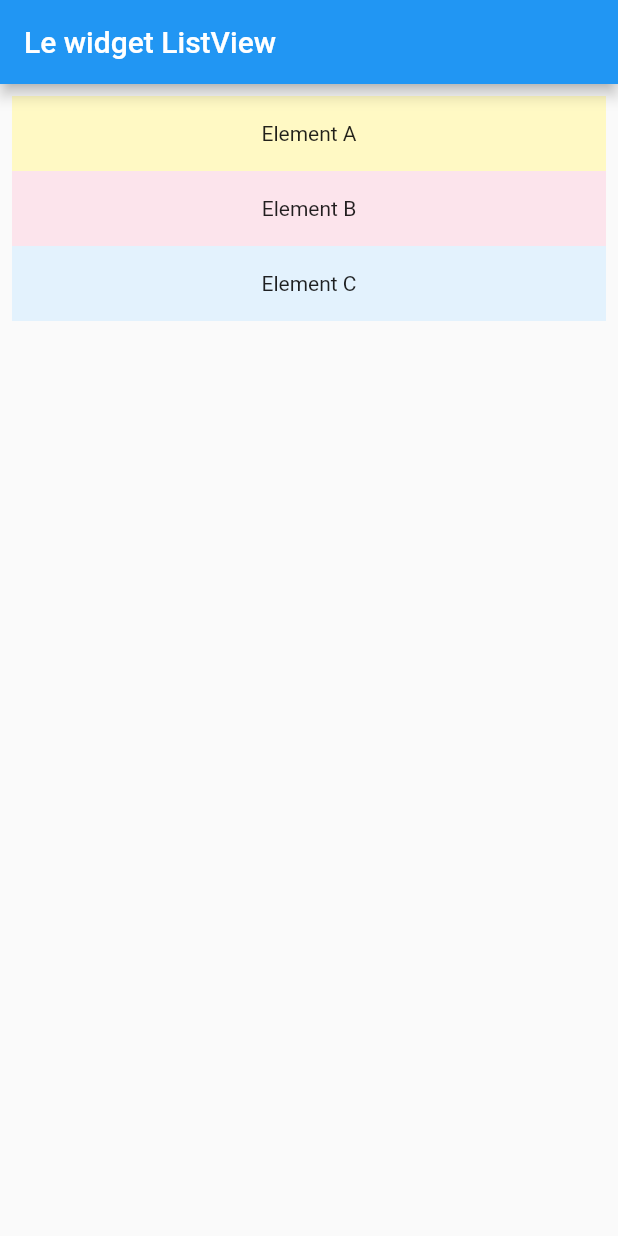
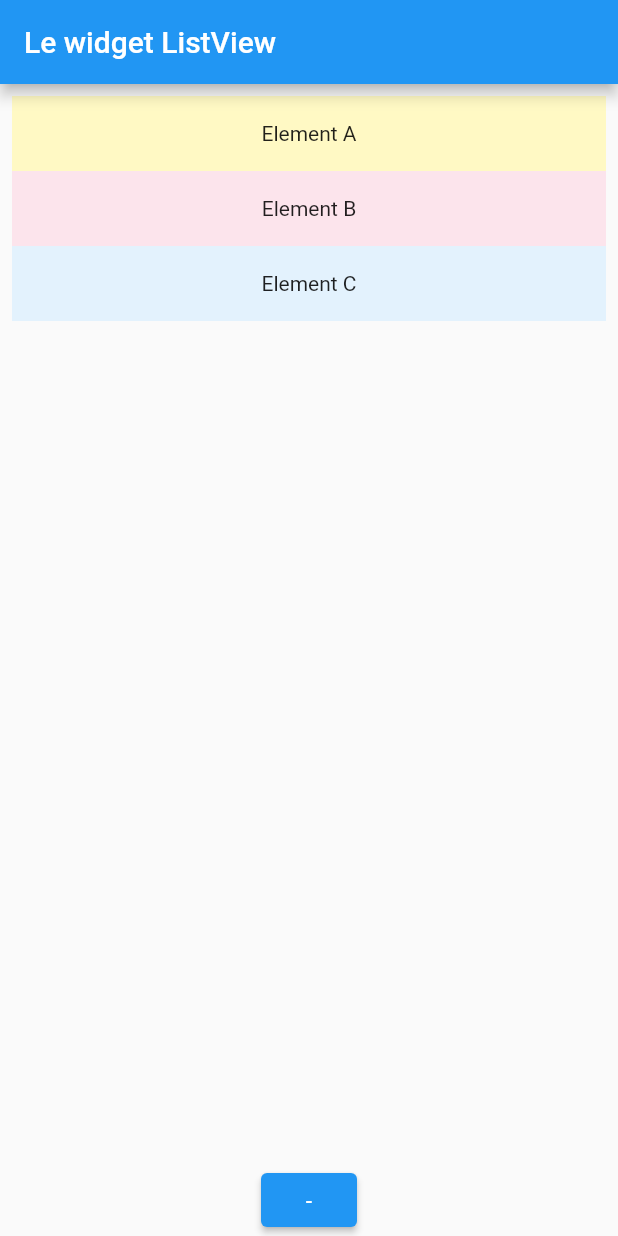
Before and after one commit to StillLearningHowToCode/Flutter, a Flutter app: the screen it shows after launch, on a phone screen of 412 x 824 dp. Run offline on Flutter 3.47's test engine with Material 2 defaults, Android fonts, the phone set to English and light mode, and no system bars; our stand-ins replace form_field_validator.

Commit message:
Affichage listview + popup ok

```diff
--- a/bdd_distante/lib/main.dart
+++ b/bdd_distante/lib/main.dart
@@ -4,44 +4,78 @@ void main() {
   runApp(const MyApp());
 }
 
-// class MyApp extends StatelessWidget {
-//   const MyApp({Key? key}) : super(key: key);
-
-//   // This widget is the root of your application.
-//   @override
-//   Widget build(BuildContext context) {
-//     return MaterialApp(
-//       title: 'Flutter Demo',
-//       theme: ThemeData(
-//         // This is the theme of your application.
-//         //
-//         // Try running your application with "flutter run". You'll see the
-//         // application has a blue toolbar. Then, without quitting the app, try
-//         // changing the primarySwatch below to Colors.green and then invoke
-//         // "hot reload" (press "r" in the console where you ran "flutter run",
-//         // or simply save your changes to "hot reload" in a Flutter IDE).
-//         // Notice that the counter didn't reset back to zero; the application
-//         // is not restarted.
-//         primarySwatch: Colors.blue,
-//       ),
-//       home: const MyHomePage(title: 'Flutter Demo Home Page'),
-//     );
-//   }
-// }
-
 class MyApp extends StatelessWidget {
   const MyApp({Key? key}) : super(key: key);
 
   @override
   Widget build(BuildContext context) {
-    return MaterialApp(
-        home: Scaffold(
-            appBar: AppBar(
-              title: const Text("Le widget ListView"),
+    return const MaterialApp(
+      home: MyHomePage(
+        title: "Le widget ListView",
+      ),
+    );
+  }
+}
+
+class MyHomePage extends StatefulWidget {
+  const MyHomePage({Key? key, required this.title}) : super(key: key);
+
+  final String title;
+
+  @override
+  State<MyHomePage> createState() => _MyHomePageState();
+}
+
+class _MyHomePageState extends State<MyHomePage> {
+  void _showMyDialog() {
+    showDialog<void>(
+      context: context,
+      barrierDismissible: false, // user must tap button!
+      builder: (BuildContext context) {
+        return AlertDialog(
+          title: const Text('AlertDialog Title'),
+          content: SingleChildScrollView(
+            child: ListBody(
+              children: const <Widget>[
+                Text('This is a demo alert dialog.'),
+                Text('Would you like to approve of this message?'),
+              ],
             ),
-            body: ListView(
-              padding: const EdgeInsets.all(8),
-              children: <Widget>[
+          ),
+          actions: <Widget>[
+            TextButton(
+              onPressed: () => Navigator.pop(context, 'Cancel'),
+              child: const Text('Cancel'),
+            ),
+            TextButton(
+              onPressed: () => Navigator.pop(context, 'OK'),
+              child: const Text('OK'),
+            ),
+          ],
+        );
+      },
+    );
+  }
+
+  @override
+  Widget build(BuildContext context) {
+    // This method is rerun every time setState is called, for instance as done
+    // by the _incrementCounter method above.
+    //
+    // The Flutter framework has been optimized to make rerunning build methods
+    // fast, so that you can just rebuild anything that needs updating rather
+    // than having to individually change instances of widgets.
+    return Scaffold(
+        appBar: AppBar(
+          // Here we take the value from the MyHomePage object that was created by
+          // the App.build method, and use it to set our appbar title.
+          title: Text(widget.title),
+        ),
+        body: Column(
+          children: [
+            Expanded(
+              child:
+                  ListView(padding: const EdgeInsets.all(8), children: <Widget>[
                 Container(
                   height: 50,
                   color: Colors.yellow[100],
@@ -56,92 +90,16 @@ class MyApp extends StatelessWidget {
                   height: 50,
                   color: Colors.blue[50],
                   child: const Center(child: Text('Element C')),
-                ),
-              ],
-            )));
+                )
+              ]),
+            ),
+            ElevatedButton(
+              onPressed: () {
+                _showMyDialog();
+              },
+              child: const Text('-'),
+            ),
+          ],
+        )); // This trailing comma makes auto-formatting nicer for build methods
   }
 }
-// class MyHomePage extends StatefulWidget {
-//   const MyHomePage({Key? key, required this.title}) : super(key: key);
-
-//   // This widget is the home page of your application. It is stateful, meaning
-//   // that it has a State object (defined below) that contains fields that affect
-//   // how it looks.
-
-//   // This class is the configuration for the state. It holds the values (in this
-//   // case the title) provided by the parent (in this case the App widget) and
-//   // used by the build method of the State. Fields in a Widget subclass are
-//   // always marked "final".
-
-//   final String title;
-
-//   @override
-//   State<MyHomePage> createState() => _MyHomePageState();
-// }
-
-// class _MyHomePageState extends State<MyHomePage> {
-//   int _counter = 0;
-
-//   void _incrementCounter() {
-//     setState(() {
-//       // This call to setState tells the Flutter framework that something has
-//       // changed in this State, which causes it to rerun the build method below
-//       // so that the display can reflect the updated values. If we changed
-//       // _counter without calling setState(), then the build method would not be
-//       // called again, and so nothing would appear to happen.
-//       _counter++;
-//     });
-//   }
-
-//   @override
-//   Widget build(BuildContext context) {
-//     // This method is rerun every time setState is called, for instance as done
-//     // by the _incrementCounter method above.
-//     //
-//     // The Flutter framework has been optimized to make rerunning build methods
-//     // fast, so that you can just rebuild anything that needs updating rather
-//     // than having to individually change instances of widgets.
-//     return Scaffold(
-//       appBar: AppBar(
-//         // Here we take the value from the MyHomePage object that was created by
-//         // the App.build method, and use it to set our appbar title.
-//         title: Text(widget.title),
-//       ),
-//       body: Center(
-//         // Center is a layout widget. It takes a single child and positions it
-//         // in the middle of the parent.
-//         child: Column(
-//           // Column is also a layout widget. It takes a list of children and
-//           // arranges them vertically. By default, it sizes itself to fit its
-//           // children horizontally, and tries to be as tall as its parent.
-//           //
-//           // Invoke "debug painting" (press "p" in the console, choose the
-//           // "Toggle Debug Paint" action from the Flutter Inspector in Android
-//           // Studio, or the "Toggle Debug Paint" command in Visual Studio Code)
-//           // to see the wireframe for each widget.
-//           //
-//           // Column has various properties to control how it sizes itself and
-//           // how it positions its children. Here we use mainAxisAlignment to
-//           // center the children vertically; the main axis here is the vertical
-//           // axis because Columns are vertical (the cross axis would be
-//           // horizontal).
-//           mainAxisAlignment: MainAxisAlignment.center,
-//           children: <Widget>[
-//             const Text(
-//               'You have pushed the button this many times:',
-//             ),
-//             Text(
-//               '$_counter',
-//               style: Theme.of(context).textTheme.headline4,
-//             ),
-//           ],
-//         ),
-//       ),
-//       floatingActionButton: FloatingActionButton(
-//         onPressed: _incrementCounter,
-//         tooltip: 'Increment',
-//         child: const Icon(Icons.add),
-//       ), // This trailing comma makes auto-formatting nicer for build methods.
-//     );
-//   }
-// }
```
